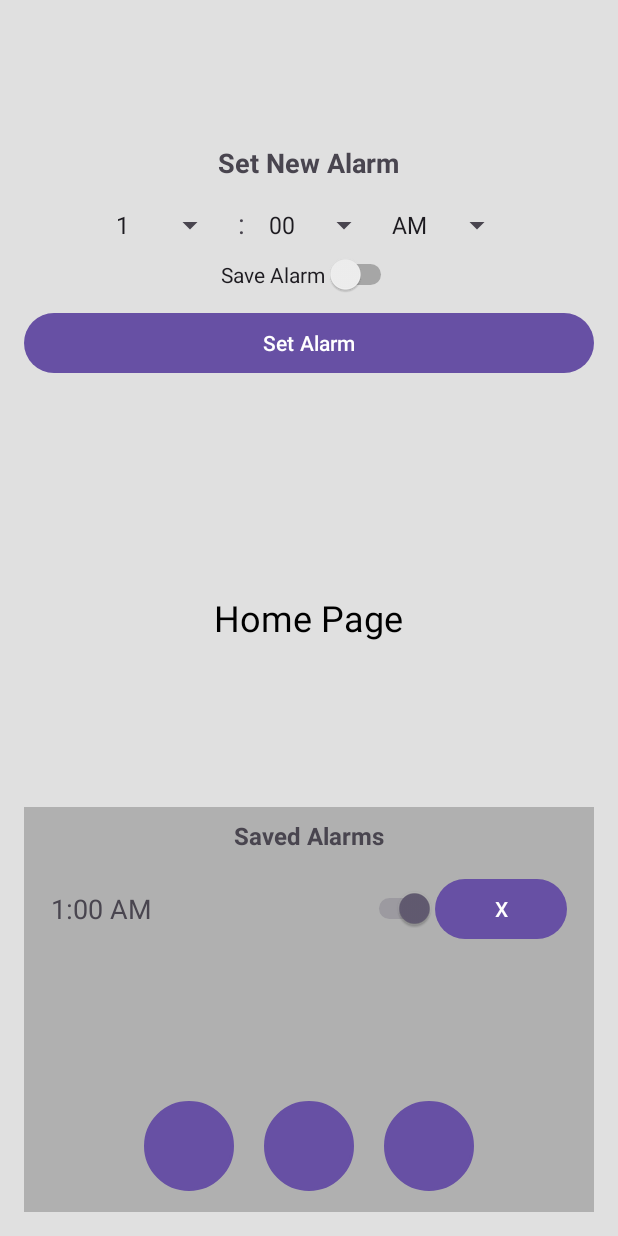
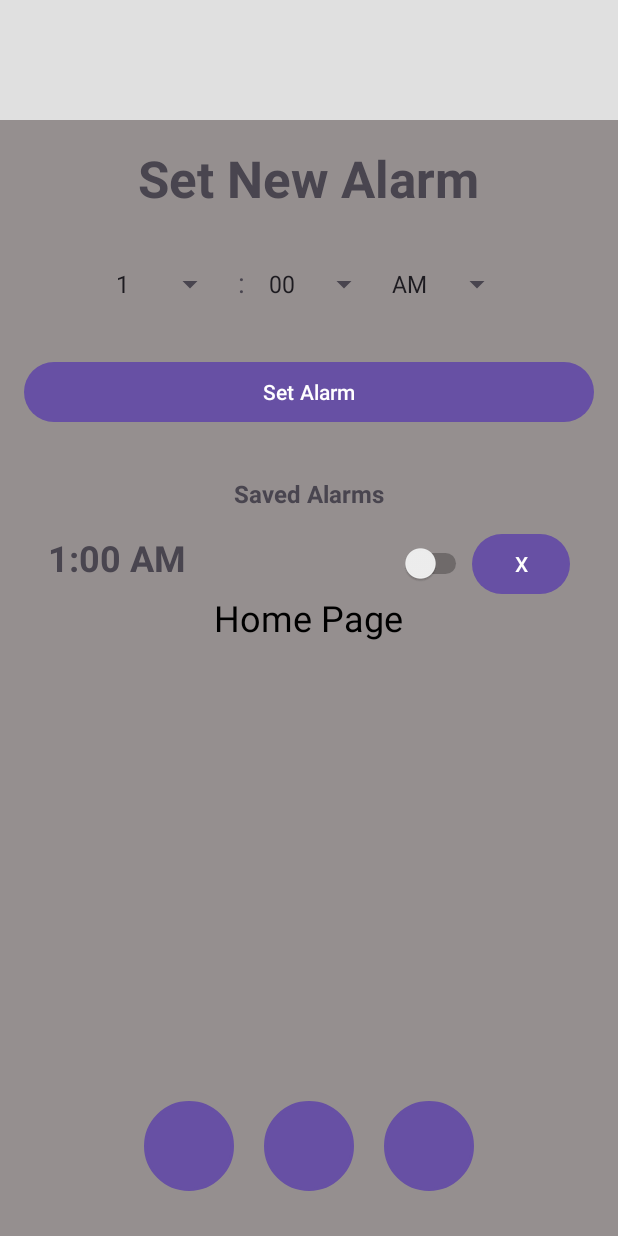
Before and after one commit to mohamed-alkamy/RingRelay, an Android app: the fragment AlarmsFragment placed in its activity, after a tap on "Set Alarm", on a phone screen of 412 x 824 dp. Run offline under Robolectric (Android 15) with nearby library versions, the phone set to English and light mode, and no system bars.

Commit message:
Alarm setting GUI
I think Im happy with this alarm setting design. Next I need to hook up the item_alarm.xml buttons and switches, as well as ensure the alarms stay when you close the page

```diff
--- a/RingRelayGUI/app/src/main/java/com/example/ringrelaygui/AlarmAdapter.java
+++ b/RingRelayGUI/app/src/main/java/com/example/ringrelaygui/AlarmAdapter.java
@@ -1,55 +1,46 @@
 package com.example.ringrelaygui;
 
-import android.content.Context;
 import android.view.LayoutInflater;
 import android.view.View;
 import android.view.ViewGroup;
-import android.widget.ArrayAdapter;
-import android.widget.Button;
-import android.widget.Switch;
 import android.widget.TextView;
+
 import androidx.annotation.NonNull;
-import androidx.annotation.Nullable;
+import androidx.recyclerview.widget.RecyclerView;
+
 import java.util.ArrayList;
 
-public class AlarmAdapter extends ArrayAdapter<AlarmItem> {
-    private Context context;
-    private ArrayList<AlarmItem> alarms;
+public class AlarmAdapter extends RecyclerView.Adapter<AlarmAdapter.AlarmViewHolder> {
+    private ArrayList<AlarmItem> alarmList;
 
-    public AlarmAdapter(Context context, ArrayList<AlarmItem> alarms) {
-        super(context, R.layout.alarm_list_item, alarms);
-        this.context = context;
-        this.alarms = alarms;
+    public AlarmAdapter(ArrayList<AlarmItem> alarmList) {
+        this.alarmList = alarmList;
     }
 
     @NonNull
     @Override
-    public View getView(int position, @Nullable View convertView, @NonNull ViewGroup parent) {
-        if (convertView == null) {
-            convertView = LayoutInflater.from(getContext()).inflate(R.layout.alarm_list_item, parent, false);
+    public AlarmViewHolder onCreateViewHolder(@NonNull ViewGroup parent, int viewType) {
+        View view = LayoutInflater.from(parent.getContext()).inflate(R.layout.item_alarm, parent, false);
+        return new AlarmViewHolder(view);
+    }
+
+    @Override
+    public void onBindViewHolder(@NonNull AlarmViewHolder holder, int position) {
+        AlarmItem alarm = alarmList.get(position);
+        holder.alarmTimeTextView.setText(alarm.getTime());
+    }
+
+    @Override
+    public int getItemCount() {
+        return alarmList.size();
+    }
+
+    public static class AlarmViewHolder extends RecyclerView.ViewHolder {
+        TextView alarmTimeTextView;
+
+        public AlarmViewHolder(@NonNull View itemView) {
+            super(itemView);
+            alarmTimeTextView = itemView.findViewById(R.id.alarmTimeTextView);
         }
-
-        // Get current alarm item
-        AlarmItem alarm = getItem(position);
-
-        // Find UI elements
-        TextView alarmTime = convertView.findViewById(R.id.alarmTime);
-        Switch alarmSwitch = convertView.findViewById(R.id.alarmSwitch);
-        Button deleteButton = convertView.findViewById(R.id.deleteButton);
-
-        // Set values
-        alarmTime.setText(alarm.getTime());
-        alarmSwitch.setChecked(alarm.isEnabled());
-
-        // Toggle switch functionality
-        alarmSwitch.setOnCheckedChangeListener((buttonView, isChecked) -> alarm.setEnabled(isChecked));
-
-        // Delete button functionality
-        deleteButton.setOnClickListener(v -> {
-            alarms.remove(position);
-            notifyDataSetChanged();
-        });
-
-        return convertView;
     }
 }
--- a/RingRelayGUI/app/src/main/java/com/example/ringrelaygui/AlarmsFragment.java
+++ b/RingRelayGUI/app/src/main/java/com/example/ringrelaygui/AlarmsFragment.java
@@ -2,26 +2,26 @@ package com.example.ringrelaygui;
 
 import android.os.Bundle;
 import androidx.fragment.app.Fragment;
+import androidx.recyclerview.widget.LinearLayoutManager;
+import androidx.recyclerview.widget.RecyclerView;
+
 import android.view.LayoutInflater;
 import android.view.View;
 import android.view.ViewGroup;
 import android.widget.ArrayAdapter;
 import android.widget.Button;
-import android.widget.ListView;
 import android.widget.Spinner;
-import android.widget.Switch;
 import android.widget.Toast;
 
+import androidx.annotation.NonNull;
 import androidx.annotation.Nullable;
-import androidx.annotation.NonNull;
 
 import java.util.ArrayList;
 
 public class AlarmsFragment extends Fragment {
     private Spinner hourSpinner, minuteSpinner, amPmSpinner;
-    private Switch saveAlarmSwitch;
     private Button setAlarmButton;
-    private ListView savedAlarmsList;
+    private RecyclerView savedAlarmsRecyclerView;
     private ArrayList<AlarmItem> savedAlarms = new ArrayList<>();
     private AlarmAdapter adapter;
 
@@ -35,27 +35,27 @@ public class AlarmsFragment extends Fragment {
         minuteSpinner = view.findViewById(R.id.minuteSpinner);
         amPmSpinner = view.findViewById(R.id.amPmSpinner);
         setAlarmButton = view.findViewById(R.id.setAlarmButton);
-        savedAlarmsList = view.findViewById(R.id.savedAlarmsList);
+        savedAlarmsRecyclerView = view.findViewById(R.id.savedAlarmsRecyclerView);
 
-        // Populate Spinners
+        // Setup Spinners
         setupSpinners();
 
-        // Setup ListView Adapter
-        adapter = new AlarmAdapter(requireContext(), savedAlarms);
-        savedAlarmsList.setAdapter(adapter);
+        // Setup RecyclerView
+        savedAlarmsRecyclerView.setLayoutManager(new LinearLayoutManager(requireContext()));
+        adapter = new AlarmAdapter(savedAlarms);
+        savedAlarmsRecyclerView.setAdapter(adapter);
 
         // Set Alarm Button Click
         setAlarmButton.setOnClickListener(v -> {
             String alarmTime = getSelectedTime();
             savedAlarms.add(new AlarmItem(alarmTime, true)); // Default to enabled
-            adapter.notifyDataSetChanged();
+            adapter.notifyItemInserted(savedAlarms.size() - 1);
             Toast.makeText(getActivity(), "Alarm Set: " + alarmTime, Toast.LENGTH_SHORT).show();
         });
 
         return view;
     }
 
-    // Setup dropdowns with values
     private void setupSpinners() {
         ArrayAdapter<String> hourAdapter = new ArrayAdapter<>(requireContext(), android.R.layout.simple_spinner_item, getHours());
         hourAdapter.setDropDownViewResource(android.R.layout.simple_spinner_dropdown_item);
--- a/RingRelayGUI/app/src/main/res/layout/fragment_alarms.xml
+++ b/RingRelayGUI/app/src/main/res/layout/fragment_alarms.xml
@@ -1,15 +1,17 @@
 <?xml version="1.0" encoding="utf-8"?>
-<LinearLayout
-    xmlns:android="http://schemas.android.com/apk/res/android"
+<LinearLayout xmlns:android="http://schemas.android.com/apk/res/android"
     android:layout_width="match_parent"
     android:layout_height="match_parent"
+    android:background="#958F8F"
     android:orientation="vertical"
     android:padding="16dp">
 
     <!-- Alarm Setting Section (Takes Most of the Screen) -->
+
+    <!-- Saved Alarms Section (Fixed Height at the Bottom) -->
     <LinearLayout
         android:layout_width="match_parent"
-        android:layout_height="wrap_content"
+        android:layout_height="50dp"
         android:layout_weight="1"
         android:orientation="vertical">
 
@@ -19,7 +21,7 @@
             android:layout_gravity="center_horizontal"
             android:paddingBottom="8dp"
             android:text="Set New Alarm"
-            android:textSize="18sp"
+            android:textSize="34sp"
             android:textStyle="bold" />
 
         <!-- Dropdowns for Time Selection -->
@@ -32,7 +34,7 @@
             <Spinner
                 android:id="@+id/hourSpinner"
                 android:layout_width="wrap_content"
-                android:layout_height="wrap_content" />
+                android:layout_height="80dp" />
 
             <TextView
                 android:layout_width="wrap_content"
@@ -44,23 +46,14 @@
             <Spinner
                 android:id="@+id/minuteSpinner"
                 android:layout_width="wrap_content"
-                android:layout_height="wrap_content" />
+                android:layout_height="80dp" />
 
             <Spinner
                 android:id="@+id/amPmSpinner"
                 android:layout_width="wrap_content"
-                android:layout_height="wrap_content" />
+                android:layout_height="80dp" />
         </LinearLayout>
 
-        <!-- Save Alarm Toggle -->
-        <Switch
-            android:id="@+id/saveAlarmSwitch"
-            android:layout_width="wrap_content"
-            android:layout_height="wrap_content"
-            android:layout_gravity="center_horizontal"
-            android:text="Save Alarm" />
-
-        <!-- Set Alarm Button -->
         <Button
             android:id="@+id/setAlarmButton"
             android:layout_width="match_parent"
@@ -69,13 +62,12 @@
             android:text="Set Alarm" />
     </LinearLayout>
 
-    <!-- Saved Alarms Section (Fixed Height at the Bottom) -->
     <LinearLayout
         android:layout_width="match_parent"
-        android:layout_height="0dp"
+        android:layout_height="250dp"
         android:layout_marginTop="16dp"
         android:layout_weight="1"
-        android:background="@color/cardview_shadow_start_color"
+        android:background="#958F8F"
         android:orientation="vertical"
         android:padding="8dp">
 
@@ -88,17 +80,17 @@
             android:textSize="16sp"
             android:textStyle="bold" />
 
-        <androidx.core.widget.NestedScrollView
+        <androidx.recyclerview.widget.RecyclerView
+            android:id="@+id/savedAlarmsRecyclerView"
             android:layout_width="match_parent"
             android:layout_height="wrap_content"
-            android:layout_weight="1">
+            android:scrollbars="vertical" />
 
-            <ListView
-                android:id="@+id/savedAlarmsList"
-                android:layout_width="match_parent"
-                android:layout_height="wrap_content"
-                android:scrollbars="vertical" />
-        </androidx.core.widget.NestedScrollView>
     </LinearLayout>
 
+    <LinearLayout
+        android:layout_width="match_parent"
+        android:layout_height="100dp"
+        android:orientation="vertical"></LinearLayout>
+
 </LinearLayout>
--- /dev/null
+++ b/RingRelayGUI/app/src/main/res/layout/item_alarm.xml
@@ -0,0 +1,28 @@
+<?xml version="1.0" encoding="utf-8"?>
+<LinearLayout xmlns:android="http://schemas.android.com/apk/res/android"
+    android:layout_width="match_parent"
+    android:layout_height="wrap_content"
+    android:orientation="horizontal"
+    android:padding="8dp">
+
+    <TextView
+        android:id="@+id/alarmTimeTextView"
+        android:layout_width="wrap_content"
+        android:layout_height="wrap_content"
+        android:text="Alarm Time"
+        android:textSize="24sp"
+        android:textStyle="bold" />
+
+    <Switch
+        android:id="@+id/switch1"
+        android:layout_width="125dp"
+        android:layout_height="wrap_content"
+        android:layout_weight="1" />
+
+    <Button
+        android:id="@+id/button"
+        android:layout_width="0dp"
+        android:layout_height="wrap_content"
+        android:layout_weight="1"
+        android:text="X" />
+</LinearLayout>
```
